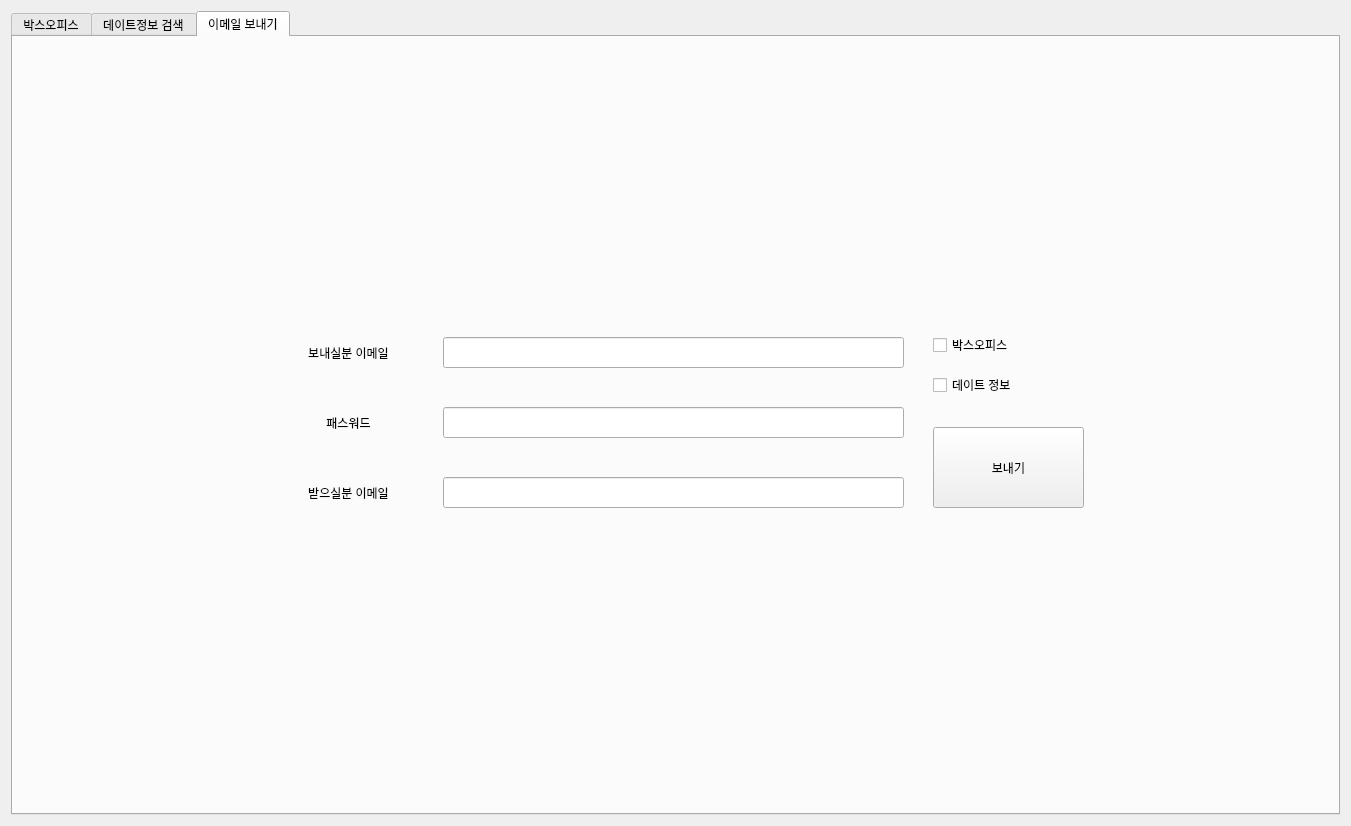
First picture: the form in ui.ui, repository JeongMinSik/TheLove, before the edit.
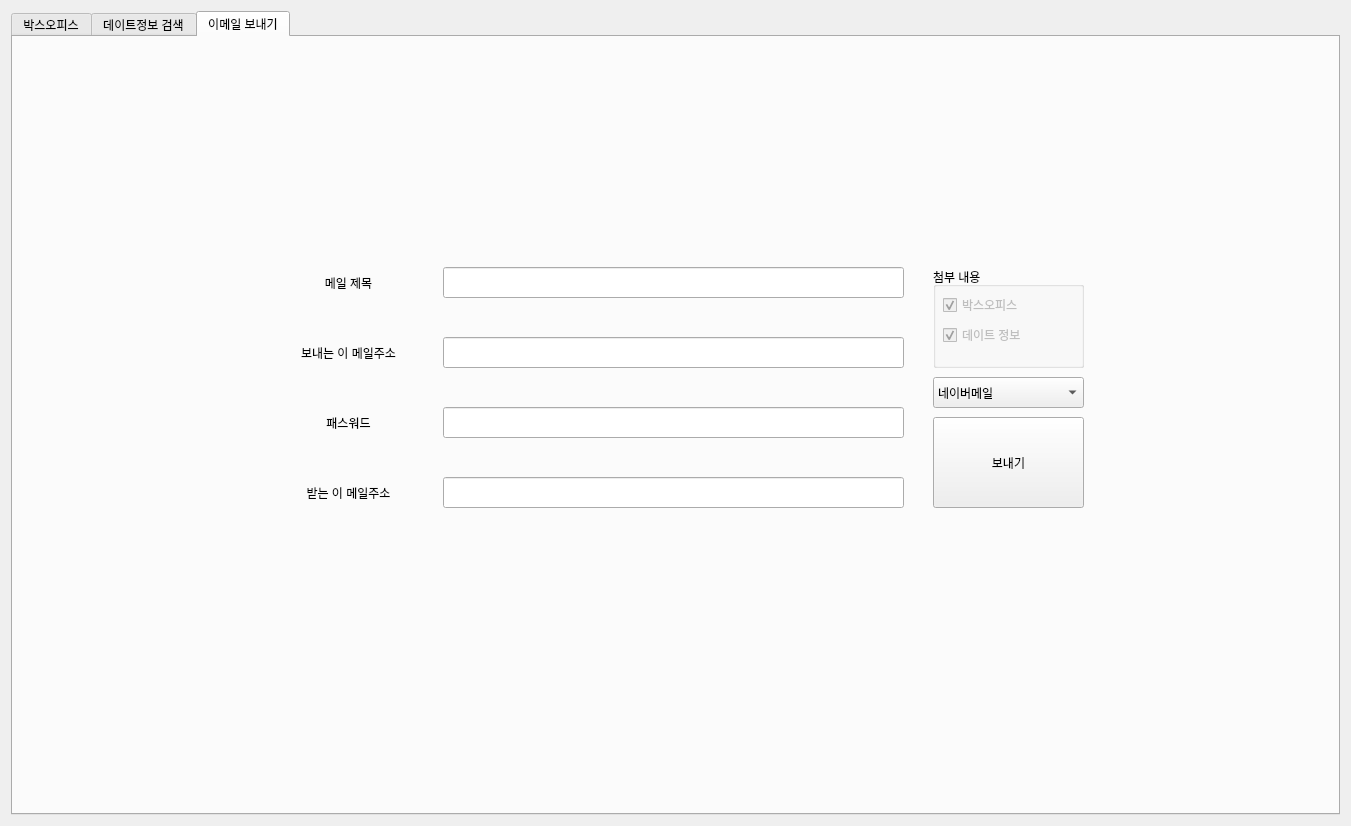
Second picture: the form after the edit. Icons and pictures are not drawn.

Commit message: 이메일구현(네이버추가), 첨부내용 선택 가능

The edit to the form file:
```diff
--- a/ui.ui
+++ b/ui.ui
@@ -2331,7 +2331,7 @@
           </rect>
          </property>
          <property name="text">
-          <string>보내실분 이메일</string>
+          <string>보내는 이 메일주소</string>
          </property>
          <property name="alignment">
           <set>Qt::AlignCenter</set>
@@ -2363,19 +2363,22 @@
           </rect>
          </property>
          <property name="text">
-          <string>받으실분 이메일</string>
+          <string>받는 이 메일주소</string>
          </property>
          <property name="alignment">
           <set>Qt::AlignCenter</set>
          </property>
         </widget>
         <widget class="QPushButton" name="mailButton">
+         <property name="enabled">
+          <bool>true</bool>
+         </property>
          <property name="geometry">
           <rect>
            <x>920</x>
-           <y>390</y>
+           <y>380</y>
            <width>151</width>
-           <height>81</height>
+           <height>91</height>
           </rect>
          </property>
          <property name="text">
@@ -2424,31 +2427,108 @@
           </rect>
          </property>
         </widget>
-        <widget class="QCheckBox" name="mail_movie">
+        <widget class="QLineEdit" name="lineEdit_title">
+         <property name="enabled">
+          <bool>true</bool>
+         </property>
+         <property name="geometry">
+          <rect>
+           <x>430</x>
+           <y>230</y>
+           <width>461</width>
+           <height>31</height>
+          </rect>
+         </property>
+        </widget>
+        <widget class="QLabel" name="label_4">
+         <property name="geometry">
+          <rect>
+           <x>250</x>
+           <y>230</y>
+           <width>171</width>
+           <height>31</height>
+          </rect>
+         </property>
+         <property name="text">
+          <string>메일 제목</string>
+         </property>
+         <property name="alignment">
+          <set>Qt::AlignCenter</set>
+         </property>
+        </widget>
+        <widget class="QGroupBox" name="groupBox">
          <property name="geometry">
           <rect>
            <x>920</x>
-           <y>300</y>
+           <y>230</y>
            <width>151</width>
-           <height>16</height>
+           <height>101</height>
           </rect>
          </property>
-         <property name="text">
-          <string>박스오피스</string>
+         <property name="title">
+          <string>첨부 내용</string>
          </property>
+         <widget class="QCheckBox" name="mail_movie">
+          <property name="enabled">
+           <bool>false</bool>
+          </property>
+          <property name="geometry">
+           <rect>
+            <x>10</x>
+            <y>30</y>
+            <width>151</width>
+            <height>16</height>
+           </rect>
+          </property>
+          <property name="text">
+           <string>박스오피스</string>
+          </property>
+          <property name="checked">
+           <bool>true</bool>
+          </property>
+          <property name="tristate">
+           <bool>false</bool>
+          </property>
+         </widget>
+         <widget class="QCheckBox" name="mail_tour">
+          <property name="enabled">
+           <bool>false</bool>
+          </property>
+          <property name="geometry">
+           <rect>
+            <x>10</x>
+            <y>60</y>
+            <width>151</width>
+            <height>16</height>
+           </rect>
+          </property>
+          <property name="text">
+           <string>데이트 정보</string>
+          </property>
+          <property name="checked">
+           <bool>true</bool>
+          </property>
+         </widget>
         </widget>
-        <widget class="QCheckBox" name="mail_tour">
+        <widget class="QComboBox" name="comboBox_mail">
          <property name="geometry">
           <rect>
            <x>920</x>
            <y>340</y>
            <width>151</width>
-           <height>16</height>
+           <height>31</height>
           </rect>
          </property>
-         <property name="text">
-          <string>데이트 정보</string>
-         </property>
+         <item>
+          <property name="text">
+           <string>네이버메일</string>
+          </property>
+         </item>
+         <item>
+          <property name="text">
+           <string>지메일</string>
+          </property>
+         </item>
         </widget>
        </widget>
       </widget>
```
Left out of the diff: 24 changed lines with no effect on the pictures. The commit also changes 6 other files.
